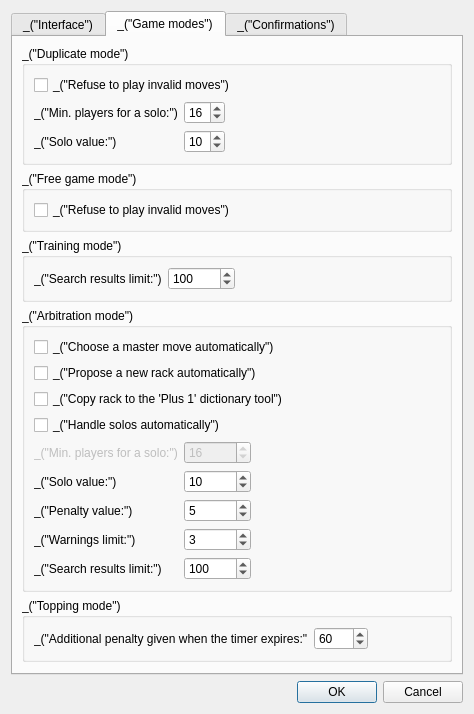
Old version of the form qt/ui/prefs_dialog.ui in the repository cjlano/eliot.
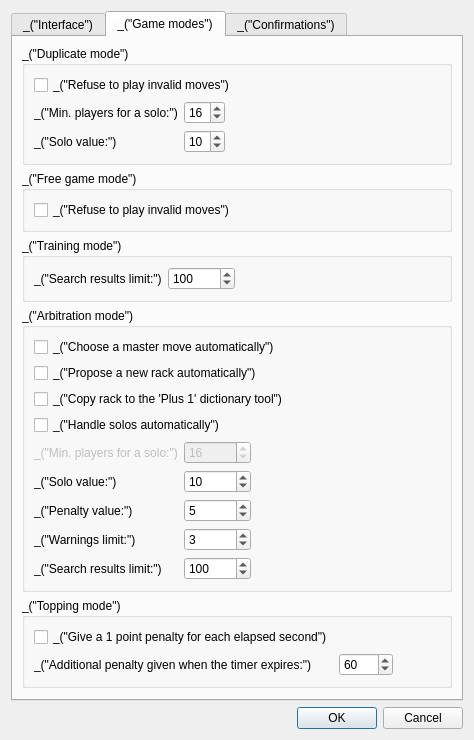
New version of the form. The open tabs and pages were chosen to show the change.

Commit message:
Topping: give the score penalty directly with the player move.
This commit also adds a setting to disable the elapsed-time penalty.

What changed in the file:
```diff
--- a/qt/ui/prefs_dialog.ui
+++ b/qt/ui/prefs_dialog.ui
@@ -7,7 +7,7 @@
     <x>0</x>
     <y>0</y>
     <width>474</width>
-    <height>699</height>
+    <height>737</height>
    </rect>
   </property>
   <property name="windowTitle">
@@ -495,14 +495,14 @@
           <string>_(&quot;Topping mode&quot;)</string>
          </property>
          <layout class="QGridLayout" name="gridLayout_4">
-          <item row="1" column="0">
+          <item row="2" column="0">
            <widget class="QLabel" name="label_11">
             <property name="text">
-             <string>_(&quot;Additional penalty given when the timer expires:&quot;</string>
+             <string>_(&quot;Additional penalty given when the timer expires:&quot;)</string>
             </property>
            </widget>
           </item>
-          <item row="1" column="1">
+          <item row="2" column="1">
            <widget class="QSpinBox" name="spinBoxToppingExpPenalty">
             <property name="maximum">
              <number>9999</number>
@@ -512,7 +512,14 @@
             </property>
            </widget>
           </item>
-          <item row="1" column="2">
+          <item row="0" column="0">
+           <widget class="QCheckBox" name="checkBoxToppingElapsedPenalty">
+            <property name="text">
+             <string>_(&quot;Give a 1 point penalty for each elapsed second&quot;)</string>
+            </property>
+           </widget>
+          </item>
+          <item row="2" column="2">
            <spacer name="horizontalSpacer_5">
             <property name="orientation">
              <enum>Qt::Horizontal</enum>
```
The commit also changes 10 other files.
